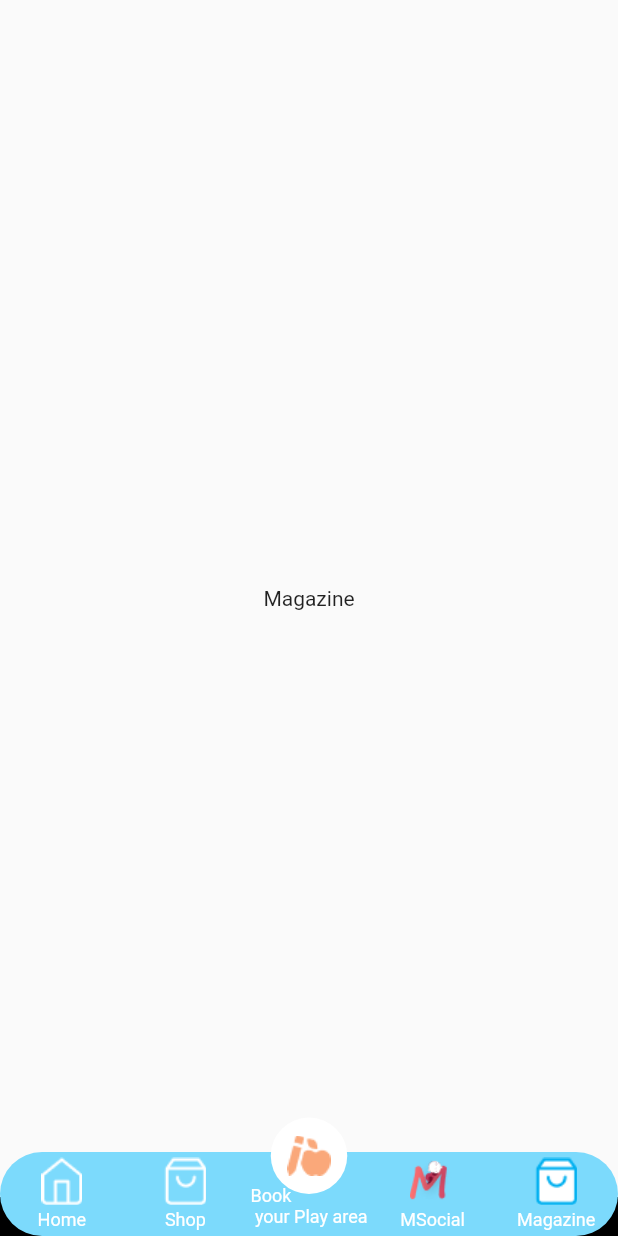
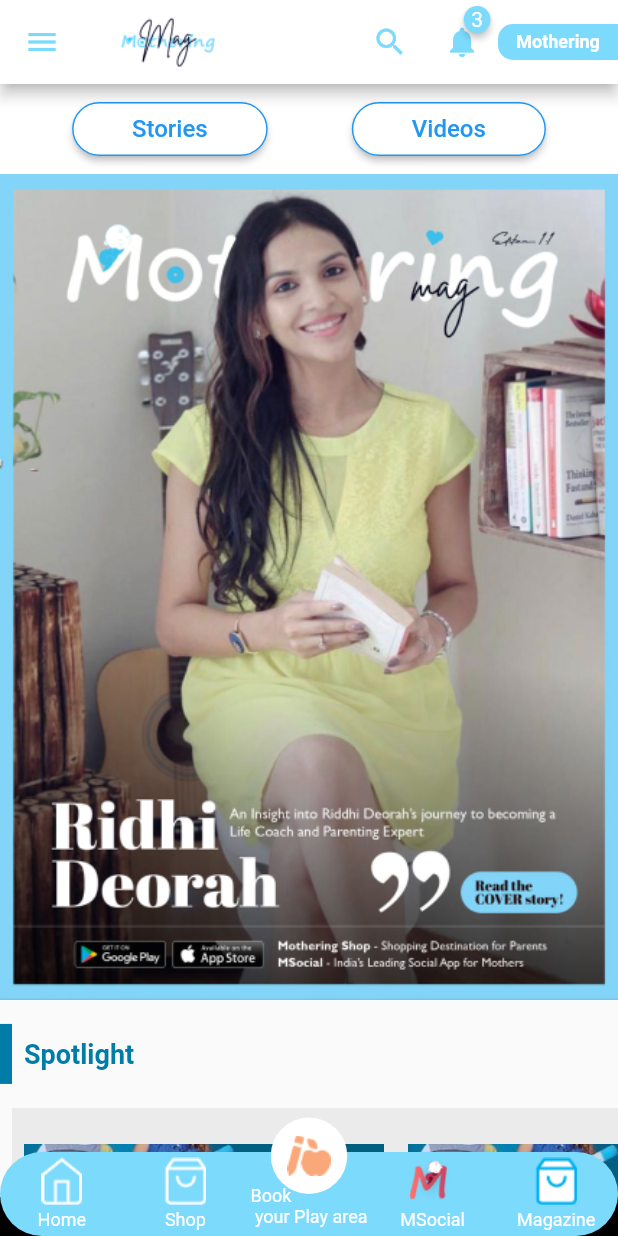
Before and after one commit to anupam01102002/Intern-Project-Mothering-App, a Flutter app: the HomeScreen widget shown alone on an empty page, opened directly, item 5 of the bottom bar chosen, on a phone screen of 412 x 824 dp. Run offline on Flutter 3.47's test engine with Material 2 defaults, Android fonts, the phone set to English and light mode, and no system bars; drawn by our look-alikes of badges, persistent_bottom_nav_bar_v2; our stand-ins replace dotted_border, pinput; missing offline and left inert: comment_box.

Commit message:
Magazine Update

```diff
--- /dev/null
+++ b/lib/CustomWidgets/motheringAppBar_4.dart
@@ -0,0 +1,87 @@
+import 'package:flutter/material.dart';
+import 'package:badges/badges.dart' as badges;
+import 'package:mothering_app/Screens/Shopping%20Section%20Screen/shopping.dart';
+
+class motheringAppBar_4 extends StatelessWidget implements PreferredSizeWidget {
+  @override
+  Widget build(BuildContext context) {
+    return AppBar(
+      iconTheme: IconThemeData(color: Color.fromRGBO(124, 218, 252, 1)),
+      title: Row(
+        // mainAxisAlignment: MainAxisAlignment.start,
+        // crossAxisAlignment: CrossAxisAlignment.center,
+        children: [
+          Image.asset(
+            'assets/images/Magazine_logo.png',
+            width: 80.0,
+            height: 80.0,
+          ),
+        ],
+      ),
+      backgroundColor: Colors.white,
+      actions: <Widget>[
+        badges.Badge(
+          showBadge: false,
+          badgeStyle: const badges.BadgeStyle(
+            badgeColor: Color.fromRGBO(124, 218, 252, 1),
+          ),
+          position: badges.BadgePosition.topEnd(top: -3, end: -1),
+          badgeContent: const Text('3'),
+          child: IconButton(
+            icon: const Icon(Icons.search),
+            color: Color.fromRGBO(124, 218, 252, 1),
+            onPressed: () {},
+          ),
+        ),
+        badges.Badge(
+          badgeStyle: const badges.BadgeStyle(
+            badgeColor: Color.fromRGBO(124, 218, 252, 1),
+          ),
+          position: badges.BadgePosition.topEnd(top: 0, end: 5),
+          badgeContent: const Text(
+            '3',
+            style: TextStyle(
+              color: Colors.white,
+            ),
+          ),
+          child: IconButton(
+            icon: const Icon(Icons.notifications),
+            color: Color.fromRGBO(124, 218, 252, 1),
+            selectedIcon: const Icon(Icons.notifications),
+            onPressed: () {
+              // Add your notifications icon functionality here
+            },
+          ),
+        ),
+        Padding(
+          padding: const EdgeInsets.symmetric(
+            vertical: 16.0,
+          ),
+          child: Container(
+            height: 2,
+            width: 80,
+            decoration: const BoxDecoration(
+              color: Color.fromRGBO(124, 218, 252, 1),
+              borderRadius: BorderRadius.only(
+                topLeft: Radius.circular(10.0),
+                bottomLeft: Radius.circular(10.0),
+              ),
+            ),
+            child: const Center(
+              child: Text(
+                'Mothering',
+                style: TextStyle(
+                    color: Color.fromRGBO(255, 255, 255, 1),
+                    fontSize: 12,
+                    fontWeight: FontWeight.bold),
+              ),
+            ),
+          ),
+        )
+      ],
+    );
+  }
+
+  @override
+  Size get preferredSize => const Size.fromHeight(kToolbarHeight);
+}
--- a/lib/Screens/NavBarScreens/magazine.dart
+++ /dev/null
@@ -1,12 +0,0 @@
-import 'package:flutter/material.dart';
-
-class MotheringMagazineScreen extends StatelessWidget {
-  @override
-  Widget build(BuildContext context) {
-    return Scaffold(
-      body: Center(
-        child: Text('Magazine'),
-      ),
-    );
-  }
-}
--- /dev/null
+++ b/lib/Screens/NavBarScreens/magazine_stories.dart
@@ -0,0 +1,199 @@
+import 'package:flutter/material.dart';
+import 'package:mothering_app/CustomWidgets/motheringAppBarDrawer.dart';
+import 'package:mothering_app/CustomWidgets/motheringAppBar_4.dart';
+import 'package:mothering_app/CustomWidgets/subtitle.dart';
+import 'package:mothering_app/Screens/NavBarScreens/playArea.dart';
+
+class MotheringMagazineScreen_stories_stories extends StatelessWidget {
+  @override
+  Widget build(BuildContext context) {
+    return Scaffold(
+      appBar: motheringAppBar_4(),
+      drawer: MotheringAppBarDrawer(),
+      body: SingleChildScrollView(
+        child: Column(
+          children: [
+            Container(
+              height: 60,
+              width: double.infinity,
+              color: const Color.fromARGB(255, 255, 255, 255),
+              child: Row(
+                mainAxisAlignment: MainAxisAlignment.spaceEvenly,
+                children: [
+                  Padding(
+                    padding: const EdgeInsets.all(8.0),
+                    child: ElevatedButton(
+                      onPressed: () {},
+                      style: ElevatedButton.styleFrom(
+                        shape: RoundedRectangleBorder(
+                          borderRadius: BorderRadius.circular(50.0),
+                          side: const BorderSide(
+                              color: Colors.blue), // Set border color to blue
+                        ),
+                        padding: const EdgeInsets.symmetric(
+                            vertical: 5.0, horizontal: 40.0),
+                        primary: Colors.white, // Set button color to white
+                      ),
+                      child: const Text(
+                        'Stories',
+                        style: TextStyle(
+                          fontSize: 16,
+                          color: Colors.blue, // Set text color to blue
+                        ),
+                      ),
+                    ),
+                  ),
+                  Padding(
+                    padding: const EdgeInsets.all(8.0),
+                    child: ElevatedButton(
+                      onPressed: () {},
+                      style: ElevatedButton.styleFrom(
+                        shape: RoundedRectangleBorder(
+                          borderRadius: BorderRadius.circular(50.0),
+                          side: const BorderSide(
+                              color: Colors.blue), // Set border color to blue
+                        ),
+                        padding: const EdgeInsets.symmetric(
+                            vertical: 5.0, horizontal: 40.0),
+                        primary: Colors.white, // Set button color to white
+                      ),
+                      child: const Text(
+                        'Videos',
+                        style: TextStyle(
+                          fontSize: 16,
+                          color: Colors.blue, // Set text color to blue
+                        ),
+                      ),
+                    ),
+                  ),
+                ],
+              ),
+            ),
+            Container(
+              width: double.infinity,
+              child: Image.asset(
+                'assets/images/Magazine_1.png',
+                fit: BoxFit.fitHeight,
+              ),
+            ),
+            const Padding(
+              padding: EdgeInsets.symmetric(vertical: 8.0),
+              child: Subtitle(
+                containerHeight: 40,
+                containerWidth: 8,
+                enterText: 'Spotlight',
+                textColor: Color.fromRGBO(0, 124, 168, 1),
+              ),
+            ),
+            Padding(
+              padding: const EdgeInsets.only(
+                left: 8.0,
+              ),
+              child: Container(
+                color: const Color.fromRGBO(235, 235, 235, 1),
+                height: (MediaQuery.of(context).size.height -
+                        MediaQuery.of(context).padding.top) *
+                    0.40,
+                child: SingleChildScrollView(
+                  scrollDirection: Axis.horizontal,
+                  child: Row(
+                    children: [
+                      MagazineStoriesContainer(
+                        StoryDetails:
+                            'Activities that will wear down your high powered Toddler',
+                        StoryTitle: 'Toddler',
+                        imageUrl: 'assets/images/Add_1.png',
+                      ),
+                      MagazineStoriesContainer(
+                        StoryDetails:
+                            'Activities that will wear down your high powered Toddler',
+                        StoryTitle: 'Toddler',
+                        imageUrl: 'assets/images/Add_1.png',
+                      ),
+                      MagazineStoriesContainer(
+                        StoryDetails:
+                            'Activities that will wear down your high powered Toddler',
+                        StoryTitle: 'Toddler',
+                        imageUrl: 'assets/images/Add_1.png',
+                      ),
+                    ],
+                  ),
+                ),
+              ),
+            ),
+            Container(
+              height: 100,
+            )
+          ],
+        ),
+      ),
+    );
+  }
+}
+
+class MagazineStoriesContainer extends StatelessWidget {
+  final String imageUrl;
+  final String StoryTitle;
+  final String StoryDetails;
+  final double borderRadius;
+
+  MagazineStoriesContainer({
+    required this.imageUrl,
+    required this.StoryDetails,
+    required this.StoryTitle,
+    this.borderRadius = 20.0,
+  });
+
+  @override
+  Widget build(BuildContext context) {
+    return Padding(
+      padding: const EdgeInsets.symmetric(horizontal: 8.0, vertical: 24),
+      child: Column(
+        children: [
+          Container(
+            width: 240,
+            height: 110,
+            child: ClipRRect(
+              child: Image.asset(
+                imageUrl,
+                fit: BoxFit.cover,
+              ),
+            ),
+          ),
+          Container(
+            color: Colors.white,
+            width: 240,
+            child: ClipRRect(
+                child: Column(
+              children: [
+                Padding(
+                  padding: const EdgeInsets.all(12.0),
+                  child: Text(
+                    StoryTitle,
+                    style: const TextStyle(
+                        color: Color.fromRGBO(130, 212, 249, 1),
+                        fontWeight: FontWeight.bold),
+                  ),
+                ),
+                Text(
+                  StoryDetails,
+                  style: const TextStyle(),
+                  textAlign: TextAlign.center,
+                ),
+                TextButton(
+                  onPressed: () {},
+                  child: const Text(
+                    'Read More',
+                    style: TextStyle(
+                      color: Color.fromRGBO(0, 151, 219, 1),
+                    ),
+                  ),
+                ),
+              ],
+            )),
+          ),
+        ],
+      ),
+    );
+  }
+}
--- a/lib/Screens/NavBarScreens/msocial.dart
+++ b/lib/Screens/NavBarScreens/msocial.dart
@@ -1,9 +1,8 @@
 import 'package:flutter/material.dart';
-import 'package:mothering_app/CustomWidgets/AppBars/motheringAppBar_3.dart';
 import 'package:mothering_app/CustomWidgets/mSocialHashtags.dart';
 import 'package:mothering_app/CustomWidgets/mSocialPost.dart';
 import 'package:mothering_app/CustomWidgets/motheringAppBarDrawer.dart';
-
+import 'package:mothering_app/CustomWidgets/motheringAppBar_3.dart';
 
 class MotheringMsocialScreen extends StatelessWidget {
   @override
--- a/lib/Screens/NavBarScreens/playArea.dart
+++ b/lib/Screens/NavBarScreens/playArea.dart
@@ -1,6 +1,6 @@
 import 'package:flutter/material.dart';
-import 'package:mothering_app/CustomWidgets/AppBars/motheringAppBar_2.dart';
 import 'package:mothering_app/CustomWidgets/custombutton.dart';
+import 'package:mothering_app/CustomWidgets/motheringAppBar_2.dart';
 import 'package:mothering_app/CustomWidgets/motheringAppBarDrawer.dart';
 import 'package:mothering_app/CustomWidgets/pincodecontainer.dart';
 import 'package:mothering_app/Screens/other%20Screens/playareadetailsscreen.dart';
--- a/lib/home_screen.dart
+++ b/lib/home_screen.dart
@@ -1,5 +1,5 @@
 import 'package:flutter/material.dart';
-import './Screens/NavBarScreens/magazine.dart';
+import 'Screens/NavBarScreens/magazine_stories.dart';
 import './Screens/NavBarScreens/msocial.dart';
 import './Screens/NavBarScreens/playArea.dart';
 import 'Screens/NavBarScreens/shop.dart';
@@ -15,7 +15,7 @@
       MotheringShopScreen(),
       MotheringPlayAreaScreen(),
       MotheringMsocialScreen(),
-      MotheringMagazineScreen(),
+      MotheringMagazineScreen_stories_stories(),
     ];
   }
 
--- a/pubspec.yaml
+++ b/pubspec.yaml
@@ -83,6 +83,9 @@
     - assets/images/Add_2.png
     - assets/images/MSocial_text.png
     - assets/images/post_1.png
+    - assets/images/Magazine_logo.png
+    - assets/images/Magazine_1.png
+    - assets/images/Toddler_1.png
 
   # An image asset can refer to one or more resolution-specific "variants", see
   # https://flutter.dev/assets-and-images/#resolution-aware
```
Also changed, not shown: assets/images/Magazine_1.png (added), assets/images/Magazine_logo.png (added), assets/images/Toddler_1.png (added), lib/CustomWidgets/motheringAppBar_1.dart (renamed from lib/CustomWidgets/AppBars/motheringAppBar_1.dart), lib/CustomWidgets/motheringAppBar_2.dart (renamed from lib/CustomWidgets/AppBars/motheringAppBar_2.dart), lib/CustomWidgets/motheringAppBar_3.dart (renamed from lib/CustomWidgets/AppBars/motheringAppBar_3.dart), lib/Screens/NavBarScreens/magazine_videos.dart (added).
